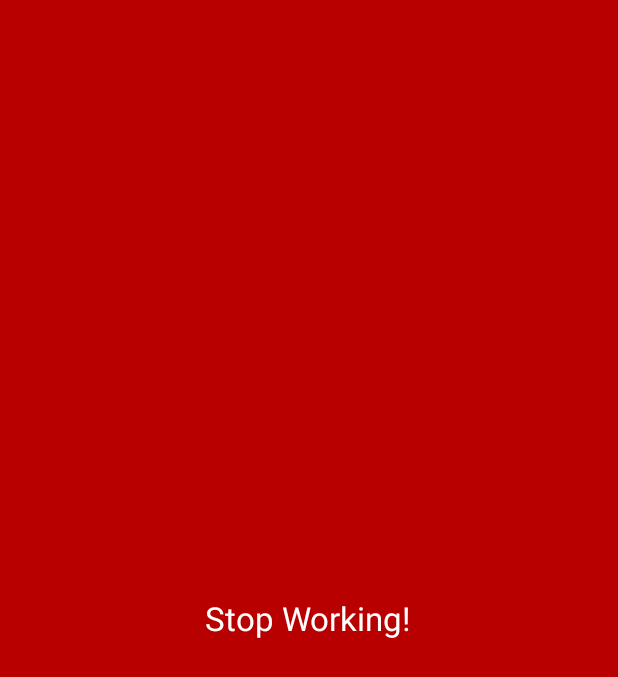
After one commit to mesjetiu/DontWork, an Android app: the layout blockscreen.xml on its own in the app's theme, with its tools: preview values and no code run, on a phone screen of 412 x 824 dp. The commit adds this screen. Shown: the top 677 px of the screen. Run offline under Robolectric (Android 15) with nearby library versions, the phone set to English and light mode, and no system bars.

Commit message:
Ya sale la pantalla bloqueante en pantalla completa

```diff
--- a/app/src/main/java/info/pauek/dontwork/AlertView.java
+++ b/app/src/main/java/info/pauek/dontwork/BlockScreenView.java
@@ -11,11 +11,11 @@ import android.view.ViewGroup;
 /**
  * Created by pauek on 29/10/15.
  */
-public class AlertView extends ViewGroup {
+public class BlockScreenView extends ViewGroup {
 
     private Paint redPaint;
 
-    public AlertView(Context context) {
+    public BlockScreenView(Context context) {
         super(context);
         redPaint = new Paint();
         redPaint.setAntiAlias(true);
--- /dev/null
+++ b/app/src/main/res/layout/blockscreen.xml
@@ -0,0 +1,14 @@
+<?xml version="1.0" encoding="utf-8"?>
+<RelativeLayout xmlns:android="http://schemas.android.com/apk/res/android"
+    android:layout_width="fill_parent" android:layout_height="fill_parent"
+    android:background="#b90000">
+
+    <TextView
+        android:layout_width="wrap_content"
+        android:layout_height="wrap_content"
+        android:textAppearance="?android:attr/textAppearanceLarge"
+        android:text="@string/stop_working_message"
+        android:id="@+id/text"
+        android:layout_centerVertical="true"
+        android:layout_centerHorizontal="true" />
+</RelativeLayout>
--- a/app/src/main/res/values/strings.xml
+++ b/app/src/main/res/values/strings.xml
@@ -1,4 +1,5 @@
 <resources>
     <string name="app_name">DontWork</string>
     <string name="warning">You should stop working!</string>
+    <string name="stop_working_message">Stop Working!</string>
 </resources>
```
Also changed, not shown: app/src/main/java/info/pauek/dontwork/AlertActivity.java (deleted, +0 -19 lines), app/src/main/java/info/pauek/dontwork/DontWorkService.java (+33 -25 lines).
